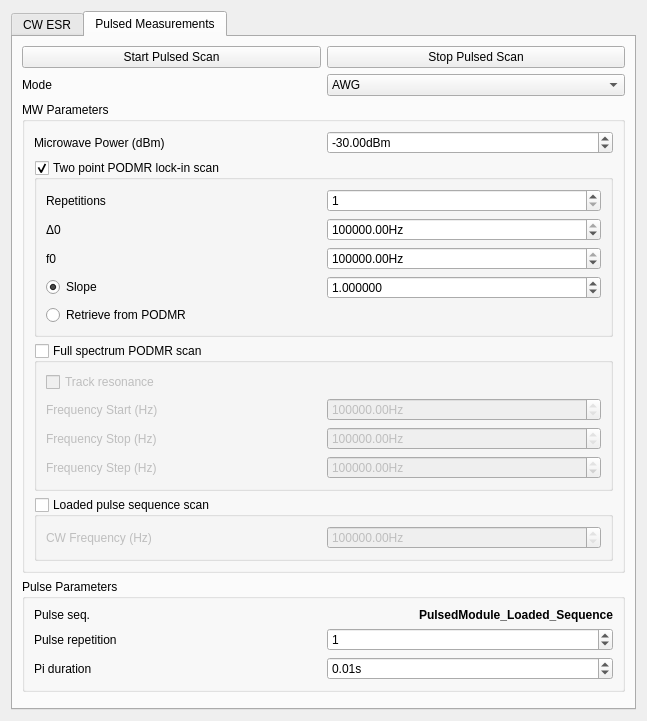
Old version of the form gui/qafm/ui_quantitative_mode.ui in the repository sriharijayaram5/qudi.
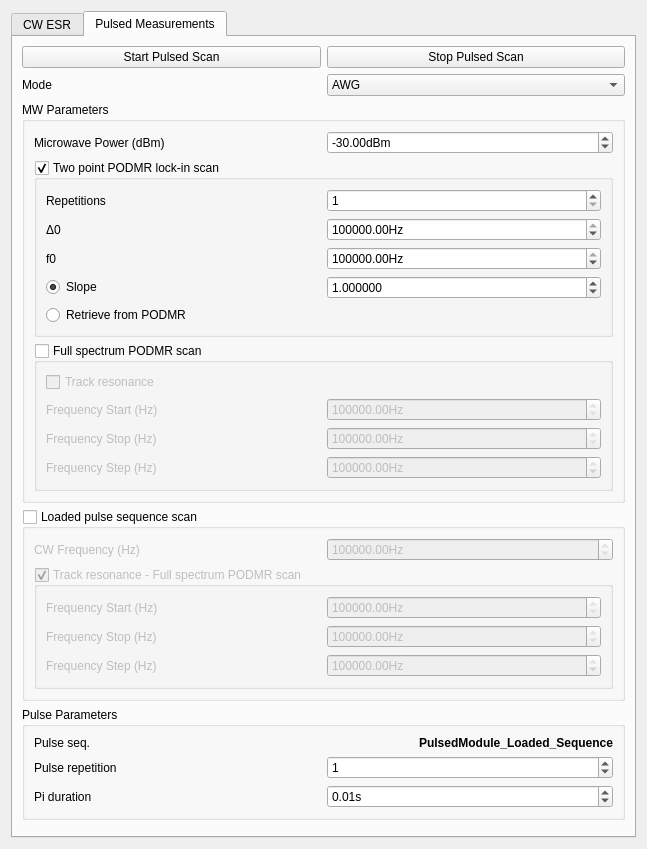
New version of the form. Custom widgets are drawn as their Qt base class.

Commit message: gui, combo mode try added, MW faster commands, spm allows top to bottom scan, pulse streamer laser heat delay config, took away point info update, podmr err and fit save

Patch:
```diff
--- a/gui/qafm/ui_quantitative_mode.ui
+++ b/gui/qafm/ui_quantitative_mode.ui
@@ -7,7 +7,7 @@
     <x>0</x>
     <y>0</y>
     <width>569</width>
-    <height>667</height>
+    <height>784</height>
    </rect>
   </property>
   <property name="sizePolicy">
@@ -614,7 +614,7 @@
       <attribute name="title">
        <string>Pulsed Measurements</string>
       </attribute>
-      <layout class="QGridLayout" name="gridLayout_10">
+      <layout class="QGridLayout" name="gridLayout_11">
        <item row="0" column="0">
         <layout class="QHBoxLayout" name="horizontalLayout_3">
          <item>
@@ -673,42 +673,6 @@
           <string>MW Parameters</string>
          </property>
          <layout class="QGridLayout" name="gridLayout_5">
-          <item row="0" column="0">
-           <layout class="QHBoxLayout" name="horizontalLayout_9">
-            <item>
-             <widget class="QLabel" name="label_14">
-              <property name="text">
-               <string>Microwave Power (dBm)</string>
-              </property>
-             </widget>
-            </item>
-            <item>
-             <widget class="ScienDSpinBox" name="pulsed_mw_power_DoubleSpinBox">
-              <property name="toolTip">
-               <string>&lt;html&gt;&lt;head/&gt;&lt;body&gt;&lt;p&gt;Microwave power (SMIQ like device output) to be used for all below measurements.&lt;/p&gt;&lt;/body&gt;&lt;/html&gt;</string>
-              </property>
-              <property name="suffix">
-               <string>dBm</string>
-              </property>
-              <property name="decimals">
-               <number>2</number>
-              </property>
-              <property name="minimum">
-               <double>-50.000000000000000</double>
-              </property>
-              <property name="maximum">
-               <double>40.000000000000000</double>
-              </property>
-              <property name="singleStep">
-               <double>0.100000000000000</double>
-              </property>
-              <property name="value">
-               <double>-30.000000000000000</double>
-              </property>
-             </widget>
-            </item>
-           </layout>
-          </item>
           <item row="1" column="0">
            <widget class="QGroupBox" name="mw_tracking_mode_RadioButton">
             <property name="title">
@@ -884,7 +848,7 @@
                   <string>Hz</string>
                  </property>
                  <property name="minimum">
-                  <double>2500000000.000000000000000</double>
+                  <double>1000000000.000000000000000</double>
                  </property>
                  <property name="maximum">
                   <double>3500000000.000000000000000</double>
@@ -914,7 +878,7 @@
                   <string>Hz</string>
                  </property>
                  <property name="minimum">
-                  <double>2500000000.000000000000000</double>
+                  <double>1000000000.000000000000000</double>
                  </property>
                  <property name="maximum">
                   <double>3500000000.000000000000000</double>
@@ -972,37 +936,118 @@
             </layout>
            </widget>
           </item>
-          <item row="3" column="0">
-           <widget class="QGroupBox" name="cw_mode_RadioButton">
-            <property name="enabled">
-             <bool>true</bool>
-            </property>
+          <item row="0" column="0">
+           <layout class="QHBoxLayout" name="horizontalLayout_9">
+            <item>
+             <widget class="QLabel" name="label_14">
+              <property name="text">
+               <string>Microwave Power (dBm)</string>
+              </property>
+             </widget>
+            </item>
+            <item>
+             <widget class="ScienDSpinBox" name="pulsed_mw_power_DoubleSpinBox">
+              <property name="toolTip">
+               <string>&lt;html&gt;&lt;head/&gt;&lt;body&gt;&lt;p&gt;Microwave power (SMIQ like device output) to be used for all below measurements.&lt;/p&gt;&lt;/body&gt;&lt;/html&gt;</string>
+              </property>
+              <property name="suffix">
+               <string>dBm</string>
+              </property>
+              <property name="decimals">
+               <number>2</number>
+              </property>
+              <property name="minimum">
+               <double>-50.000000000000000</double>
+              </property>
+              <property name="maximum">
+               <double>40.000000000000000</double>
+              </property>
+              <property name="singleStep">
+               <double>0.100000000000000</double>
+              </property>
+              <property name="value">
+               <double>-30.000000000000000</double>
+              </property>
+             </widget>
+            </item>
+           </layout>
+          </item>
+         </layout>
+        </widget>
+       </item>
+       <item row="3" column="0">
+        <widget class="QGroupBox" name="cw_mode_RadioButton">
+         <property name="enabled">
+          <bool>true</bool>
+         </property>
+         <property name="title">
+          <string>Loaded pulse sequence scan</string>
+         </property>
+         <property name="checkable">
+          <bool>true</bool>
+         </property>
+         <property name="checked">
+          <bool>false</bool>
+         </property>
+         <layout class="QGridLayout" name="gridLayout_10">
+          <item row="0" column="0">
+           <layout class="QHBoxLayout" name="horizontalLayout_8">
+            <item>
+             <widget class="QLabel" name="label_12">
+              <property name="text">
+               <string>CW Frequency (Hz)</string>
+              </property>
+             </widget>
+            </item>
+            <item>
+             <widget class="ScienDSpinBox" name="cw_freq_DoubleSpinBox">
+              <property name="suffix">
+               <string>Hz</string>
+              </property>
+              <property name="minimum">
+               <double>1000000000.000000000000000</double>
+              </property>
+              <property name="maximum">
+               <double>3500000000.000000000000000</double>
+              </property>
+              <property name="singleStep">
+               <double>0.010000000000000</double>
+              </property>
+              <property name="value">
+               <double>2870000000.000000000000000</double>
+              </property>
+             </widget>
+            </item>
+           </layout>
+          </item>
+          <item row="1" column="0">
+           <widget class="QGroupBox" name="loadedSeqTrackFreqCheckbox">
             <property name="title">
-             <string>Loaded pulse sequence scan</string>
+             <string>Track resonance - Full spectrum PODMR scan</string>
             </property>
             <property name="checkable">
              <bool>true</bool>
             </property>
-            <property name="checked">
-             <bool>false</bool>
-            </property>
             <layout class="QGridLayout" name="gridLayout_7">
              <item row="0" column="0">
-              <layout class="QHBoxLayout" name="horizontalLayout_8">
+              <layout class="QHBoxLayout" name="horizontalLayout_33">
                <item>
-                <widget class="QLabel" name="label_12">
+                <widget class="QLabel" name="label_31">
                  <property name="text">
-                  <string>CW Frequency (Hz)</string>
+                  <string>Frequency Start (Hz)</string>
                  </property>
                 </widget>
                </item>
                <item>
-                <widget class="ScienDSpinBox" name="cw_freq_DoubleSpinBox">
+                <widget class="ScienDSpinBox" name="loadedTrack_pulsed_freq_start_DoubleSpinBox">
+                 <property name="toolTip">
+                  <string>&lt;html&gt;&lt;head/&gt;&lt;body&gt;&lt;p&gt;&lt;br/&gt;&lt;/p&gt;&lt;/body&gt;&lt;/html&gt;</string>
+                 </property>
                  <property name="suffix">
                   <string>Hz</string>
                  </property>
                  <property name="minimum">
-                  <double>2500000000.000000000000000</double>
+                  <double>1000000000.000000000000000</double>
                  </property>
                  <property name="maximum">
                   <double>3500000000.000000000000000</double>
@@ -1011,7 +1056,70 @@
                   <double>0.010000000000000</double>
                  </property>
                  <property name="value">
-                  <double>2870000000.000000000000000</double>
+                  <double>2780000000.000000000000000</double>
+                 </property>
+                </widget>
+               </item>
+              </layout>
+             </item>
+             <item row="1" column="0">
+              <layout class="QHBoxLayout" name="horizontalLayout_34">
+               <item>
+                <widget class="QLabel" name="label_32">
+                 <property name="text">
+                  <string>Frequency Stop (Hz)</string>
+                 </property>
+                </widget>
+               </item>
+               <item>
+                <widget class="ScienDSpinBox" name="loadedTrack_pulsed_freq_stop_DoubleSpinBox">
+                 <property name="suffix">
+                  <string>Hz</string>
+                 </property>
+                 <property name="minimum">
+                  <double>1000000000.000000000000000</double>
+                 </property>
+                 <property name="maximum">
+                  <double>3500000000.000000000000000</double>
+                 </property>
+                 <property name="singleStep">
+                  <double>0.010000000000000</double>
+                 </property>
+                 <property name="value">
+                  <double>2980000000.000000000000000</double>
+                 </property>
+                </widget>
+               </item>
+              </layout>
+             </item>
+             <item row="2" column="0">
+              <layout class="QHBoxLayout" name="horizontalLayout_35">
+               <item>
+                <widget class="QLabel" name="label_33">
+                 <property name="text">
+                  <string>Frequency Step (Hz)</string>
+                 </property>
+                </widget>
+               </item>
+               <item>
+                <widget class="ScienDSpinBox" name="loadedTrack_pulsed_freq_num_SpinBox">
+                 <property name="toolTip">
+                  <string>&lt;html&gt;&lt;head/&gt;&lt;body&gt;&lt;p&gt;Defines frequency step.&lt;/p&gt;&lt;/body&gt;&lt;/html&gt;</string>
+                 </property>
+                 <property name="suffix">
+                  <string>Hz</string>
+                 </property>
+                 <property name="minimum">
+                  <double>1.000000000000000</double>
+                 </property>
+                 <property name="maximum">
+                  <double>9999999.000000000000000</double>
+                 </property>
+                 <property name="singleStep">
+                  <double>100000.000000000000000</double>
+                 </property>
+                 <property name="value">
+                  <double>1000000.000000000000000</double>
                  </property>
                 </widget>
                </item>
@@ -1023,7 +1131,7 @@
          </layout>
         </widget>
        </item>
-       <item row="3" column="0">
+       <item row="4" column="0">
         <widget class="QGroupBox" name="groupBox_6">
          <property name="title">
           <string>Pulse Parameters</string>
@@ -1119,7 +1227,7 @@
          </layout>
         </widget>
        </item>
-       <item row="4" column="0">
+       <item row="5" column="0">
         <spacer name="verticalSpacer_2">
          <property name="orientation">
           <enum>Qt::Vertical</enum>
```
The commit also changes 29 other files.
